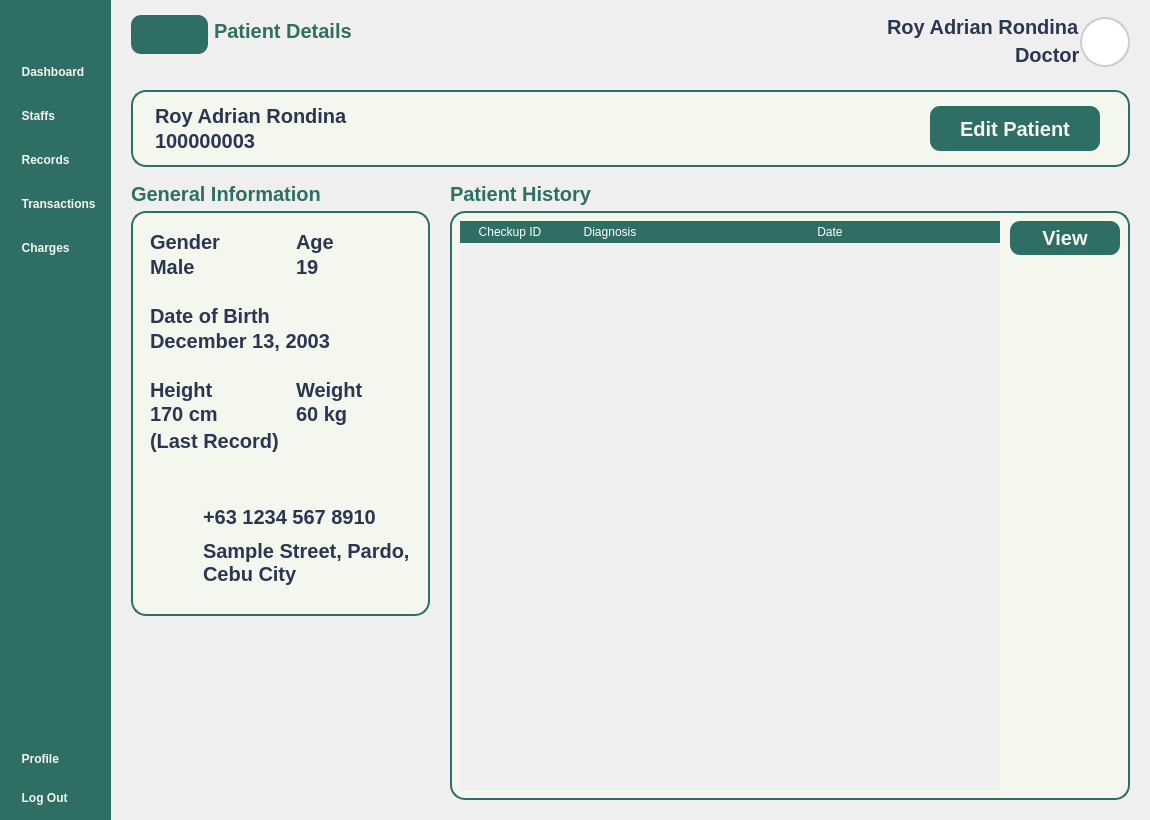
VinsmokeSanji69/COVACHA_CLINIC_SYSTEM, file Views/Doctor_PatientDetailsView.ui: the form before one commit.
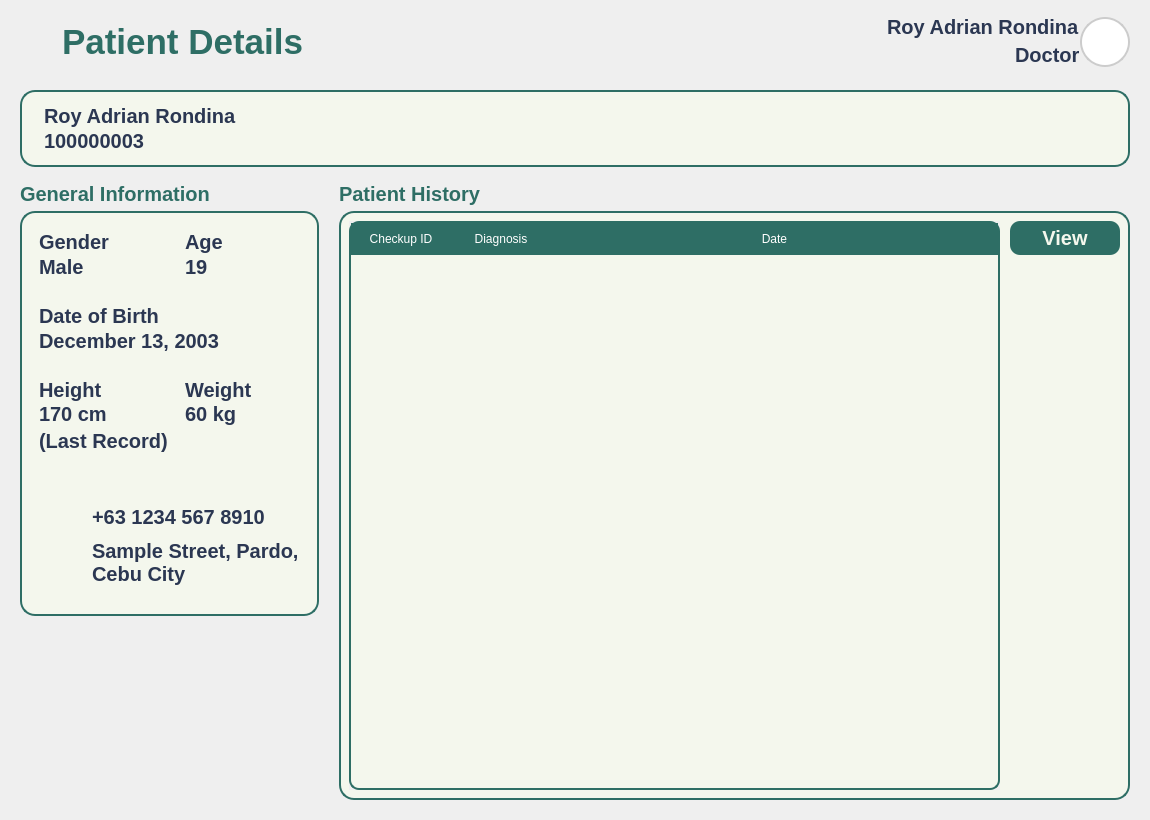
The form after the commit. Icons and pictures are not drawn.

Diff of the .ui file:
```diff
--- a/Views/Doctor_PatientDetailsView.ui
+++ b/Views/Doctor_PatientDetailsView.ui
@@ -81,286 +81,6 @@
     <property name="bottomMargin">
      <number>0</number>
     </property>
-    <item>
-     <widget class="QWidget" name="NavBar" native="true">
-      <property name="enabled">
-       <bool>true</bool>
-      </property>
-      <property name="sizePolicy">
-       <sizepolicy hsizetype="Fixed" vsizetype="Expanding">
-        <horstretch>0</horstretch>
-        <verstretch>0</verstretch>
-       </sizepolicy>
-      </property>
-      <property name="minimumSize">
-       <size>
-        <width>0</width>
-        <height>0</height>
-       </size>
-      </property>
-      <property name="maximumSize">
-       <size>
-        <width>16777215</width>
-        <height>16777215</height>
-       </size>
-      </property>
-      <property name="autoFillBackground">
-       <bool>false</bool>
-      </property>
-      <property name="styleSheet">
-       <string notr="true"/>
-      </property>
-      <layout class="QVBoxLayout" name="verticalLayout">
-       <property name="leftMargin">
-        <number>10</number>
-       </property>
-       <property name="topMargin">
-        <number>10</number>
-       </property>
-       <property name="rightMargin">
-        <number>10</number>
-       </property>
-       <property name="bottomMargin">
-        <number>10</number>
-       </property>
-       <item>
-        <widget class="QPushButton" name="NavBarButton">
-         <property name="toolTip">
-          <string>View Main Dashboard</string>
-         </property>
-         <property name="styleSheet">
-          <string notr="true">QPushButton {
-	padding: 10px 8px;
-}</string>
-         </property>
-         <property name="text">
-          <string/>
-         </property>
-         <property name="icon">
-          <iconset>
-           <normaloff>:/lucide/icons/align-justify.svg</normaloff>:/lucide/icons/align-justify.svg</iconset>
-         </property>
-         <property name="iconSize">
-          <size>
-           <width>35</width>
-           <height>35</height>
-          </size>
-         </property>
-        </widget>
-       </item>
-       <item>
-        <spacer name="verticalSpacer_2">
-         <property name="orientation">
-          <enum>Qt::Vertical</enum>
-         </property>
-         <property name="sizeType">
-          <enum>QSizePolicy::Preferred</enum>
-         </property>
-         <property name="sizeHint" stdset="0">
-          <size>
-           <width>10</width>
-           <height>10</height>
-          </size>
-         </property>
-        </spacer>
-       </item>
-       <item>
-        <layout class="QVBoxLayout" name="MainButtons">
-         <property name="spacing">
-          <number>20</number>
-         </property>
-         <property name="sizeConstraint">
-          <enum>QLayout::SetNoConstraint</enum>
-         </property>
-         <item>
-          <widget class="QPushButton" name="DashboardButton">
-           <property name="toolTip">
-            <string>View Main Dashboard</string>
-           </property>
-           <property name="styleSheet">
-            <string notr="true"/>
-           </property>
-           <property name="text">
-            <string>  Dashboard</string>
-           </property>
-           <property name="icon">
-            <iconset>
-             <normaloff>:/lucide/icons/layout-dashboard.svg</normaloff>:/lucide/icons/layout-dashboard.svg</iconset>
-           </property>
-           <property name="iconSize">
-            <size>
-             <width>40</width>
-             <height>40</height>
-            </size>
-           </property>
-          </widget>
-         </item>
-         <item>
-          <widget class="QPushButton" name="StaffsButton">
-           <property name="toolTip">
-            <string>View Staff Record</string>
-           </property>
-           <property name="styleSheet">
-            <string notr="true"/>
-           </property>
-           <property name="text">
-            <string>  Staffs</string>
-           </property>
-           <property name="icon">
-            <iconset>
-             <normaloff>:/lucide/icons/user-round-pen.svg</normaloff>:/lucide/icons/user-round-pen.svg</iconset>
-           </property>
-           <property name="iconSize">
-            <size>
-             <width>40</width>
-             <height>40</height>
-            </size>
-           </property>
-          </widget>
-         </item>
-         <item>
-          <widget class="QPushButton" name="PatientsButton">
-           <property name="toolTip">
-            <string>View Patient Record</string>
-           </property>
-           <property name="styleSheet">
-            <string notr="true">QPushButton{
-	font: 900 20pt &quot;Satoshi Black&quot;;	
-}
-</string>
-           </property>
-           <property name="text">
-            <string>  Records</string>
-           </property>
-           <property name="icon">
-            <iconset>
-             <normaloff>:/lucide/icons/file-text.svg</normaloff>:/lucide/icons/file-text.svg</iconset>
-           </property>
-           <property name="iconSize">
-            <size>
-             <width>40</width>
-             <height>40</height>
-            </size>
-           </property>
-          </widget>
-         </item>
-         <item>
-          <widget class="QPushButton" name="TransactionsButton">
-           <property name="toolTip">
-            <string>View Transactions </string>
-           </property>
-           <property name="styleSheet">
-            <string notr="true"/>
-           </property>
-           <property name="text">
-            <string>  Transactions</string>
-           </property>
-           <property name="icon">
-            <iconset>
-             <normaloff>:/lucide/icons/tickets.svg</normaloff>:/lucide/icons/tickets.svg</iconset>
-           </property>
-           <property name="iconSize">
-            <size>
-             <width>40</width>
-             <height>40</height>
-            </size>
-           </property>
-          </widget>
-         </item>
-         <item>
-          <widget class="QPushButton" name="ChargesButton">
-           <property name="toolTip">
-            <string>View Reports and Overviews</string>
-           </property>
-           <property name="styleSheet">
-            <string notr="true"/>
-           </property>
-           <property name="text">
-            <string>  Charges</string>
-           </property>
-           <property name="icon">
-            <iconset>
-             <normaloff>:/lucide/icons/hand-coins.svg</normaloff>:/lucide/icons/hand-coins.svg</iconset>
-           </property>
-           <property name="iconSize">
-            <size>
-             <width>40</width>
-             <height>40</height>
-            </size>
-           </property>
-          </widget>
-         </item>
-        </layout>
-       </item>
-       <item>
-        <spacer name="verticalSpacer">
-         <property name="orientation">
-          <enum>Qt::Vertical</enum>
-         </property>
-         <property name="sizeHint" stdset="0">
-          <size>
-           <width>20</width>
-           <height>40</height>
-          </size>
-         </property>
-        </spacer>
-       </item>
-       <item>
-        <layout class="QVBoxLayout" name="SettingButtons">
-         <property name="spacing">
-          <number>15</number>
-         </property>
-         <item>
-          <widget class="QPushButton" name="ProfileButton">
-           <property name="toolTip">
-            <string>View Profile Settings</string>
-           </property>
-           <property name="styleSheet">
-            <string notr="true"/>
-           </property>
-           <property name="text">
-            <string>  Profile</string>
-           </property>
-           <property name="icon">
-            <iconset>
-             <normaloff>:/lucide/icons/user-round-cog.svg</normaloff>:/lucide/icons/user-round-cog.svg</iconset>
-           </property>
-           <property name="iconSize">
-            <size>
-             <width>40</width>
-             <height>40</height>
-            </size>
-           </property>
-          </widget>
-         </item>
-         <item alignment="Qt::AlignVCenter">
-          <widget class="QPushButton" name="LogOutButton">
-           <property name="toolTip">
-            <string>Log Out from your Account</string>
-           </property>
-           <property name="styleSheet">
-            <string notr="true"/>
-           </property>
-           <property name="text">
-            <string>  Log Out</string>
-           </property>
-           <property name="icon">
-            <iconset>
-             <normaloff>:/lucide/icons/log-out.svg</normaloff>:/lucide/icons/log-out.svg</iconset>
-           </property>
-           <property name="iconSize">
-            <size>
-             <width>40</width>
-             <height>40</height>
-            </size>
-           </property>
-          </widget>
-         </item>
-        </layout>
-       </item>
-      </layout>
-     </widget>
-    </item>
     <item>
      <widget class="QFrame" name="MainBodyContainer">
       <property name="enabled">
@@ -421,7 +141,7 @@
        <property name="bottomMargin">
         <number>0</number>
        </property>
-       <item alignment="Qt::AlignTop">
+       <item>
         <widget class="QFrame" name="Header">
          <property name="sizePolicy">
           <sizepolicy hsizetype="Expanding" vsizetype="Expanding">
@@ -466,8 +186,77 @@
           <property name="bottomMargin">
            <number>0</number>
           </property>
+          <item>
+           <widget class="QPushButton" name="BackButton">
+            <property name="sizePolicy">
+             <sizepolicy hsizetype="Maximum" vsizetype="Fixed">
+              <horstretch>0</horstretch>
+              <verstretch>0</verstretch>
+             </sizepolicy>
+            </property>
+            <property name="styleSheet">
+             <string notr="true"/>
+            </property>
+            <property name="text">
+             <string/>
+            </property>
+            <property name="icon">
+             <iconset resource="../Images/resources.qrc">
+              <normaloff>:/icons/icons/circle-arrow-left.svg</normaloff>:/icons/icons/circle-arrow-left.svg</iconset>
+            </property>
+            <property name="iconSize">
+             <size>
+              <width>40</width>
+              <height>40</height>
+             </size>
+            </property>
+           </widget>
+          </item>
+          <item alignment="Qt::AlignVCenter">
+           <widget class="QLabel" name="InterfaceTitle">
+            <property name="enabled">
+             <bool>true</bool>
+            </property>
+            <property name="sizePolicy">
+             <sizepolicy hsizetype="Preferred" vsizetype="Minimum">
+              <horstretch>0</horstretch>
+              <verstretch>0</verstretch>
+             </sizepolicy>
+            </property>
+            <property name="minimumSize">
+             <size>
+              <width>0</width>
+              <height>0</height>
+             </size>
+            </property>
+            <property name="maximumSize">
+             <size>
+              <width>16777215</width>
+              <height>16777215</height>
+             </size>
+            </property>
+            <property name="text">
+             <string>Patient Details</string>
+            </property>
+            <property name="textFormat">
+             <enum>Qt::PlainText</enum>
+            </property>
+            <property name="alignment">
+             <set>Qt::AlignLeading</set>
+            </property>
+            <property name="wordWrap">
+             <bool>true</bool>
+            </property>
+           </widget>
+          </item>
           <item alignment="Qt::AlignTop">
            <widget class="QWidget" name="BackButtonCon" native="true">
+            <property name="sizePolicy">
+             <sizepolicy hsizetype="Preferred" vsizetype="Expanding">
+              <horstretch>0</horstretch>
+              <verstretch>0</verstretch>
+             </sizepolicy>
+            </property>
             <property name="styleSheet">
              <string notr="true">#Title{
 	font: 700 22pt &quot;Lexend&quot;;
@@ -481,7 +270,7 @@
 }
 </string>
             </property>
-            <layout class="QHBoxLayout" name="horizontalLayout" stretch="0,0">
+            <layout class="QHBoxLayout" name="horizontalLayout" stretch="">
              <property name="spacing">
               <number>6</number>
              </property>
@@ -497,105 +286,6 @@
              <property name="bottomMargin">
               <number>0</number>
              </property>
-             <item alignment="Qt::AlignLeft">
-              <widget class="QPushButton" name="BackButton">
-               <property name="styleSheet">
-                <string notr="true">QPushButton {
-	font: 900 10pt &quot;Satoshi Black&quot;;
-	background-color: #2E6E65;
- 	border-radius: 10px;
-	font-weight: bold;	
-	font-size: 25px;
-	color: #F4F7ED;
-	text-align: left;
-	padding: 5px 5px;
-}</string>
-               </property>
-               <property name="text">
-                <string/>
-               </property>
-               <property name="icon">
-                <iconset>
-                 <normaloff>:/lucide/icons/arrow-left.svg</normaloff>:/lucide/icons/arrow-left.svg</iconset>
-               </property>
-               <property name="iconSize">
-                <size>
-                 <width>40</width>
-                 <height>40</height>
-                </size>
-               </property>
-              </widget>
-             </item>
-             <item alignment="Qt::AlignVCenter">
-              <widget class="QWidget" name="widget" native="true">
-               <property name="sizePolicy">
-                <sizepolicy hsizetype="Expanding" vsizetype="Fixed">
-                 <horstretch>0</horstretch>
-                 <verstretch>0</verstretch>
-                </sizepolicy>
-               </property>
-               <property name="maximumSize">
-                <size>
-                 <width>16777215</width>
-                 <height>16777215</height>
-                </size>
-               </property>
-               <layout class="QVBoxLayout" name="verticalLayout_5">
-                <property name="spacing">
-                 <number>0</number>
-                </property>
-                <property name="leftMargin">
-                 <number>0</number>
-                </property>
-                <property name="topMargin">
-                 <number>0</number>
-                </property>
-                <property name="rightMargin">
-                 <number>0</number>
-                </property>
-                <property name="bottomMargin">
-                 <number>0</number>
-                </property>
-                <item alignment="Qt::AlignTop">
-                 <widget class="QLabel" name="Title">
-                  <property name="enabled">
-                   <bool>true</bool>
-                  </property>
-                  <property name="sizePolicy">
-                   <sizepolicy hsizetype="Preferred" vsizetype="Expanding">
-                    <horstretch>0</horstretch>
-                    <verstretch>0</verstretch>
-                   </sizepolicy>
-                  </property>
-                  <property name="minimumSize">
-                   <size>
-                    <width>0</width>
-                    <height>30</height>
-                   </size>
-                  </property>
-                  <property name="maximumSize">
-                   <size>
-                    <width>16777215</width>
-                    <height>30</height>
-                   </size>
-                  </property>
-                  <property name="text">
-                   <string>Patient Details</string>
-                  </property>
-                  <property name="textFormat">
-                   <enum>Qt::PlainText</enum>
-                  </property>
-                  <property name="alignment">
-                   <set>Qt::AlignLeading</set>
-                  </property>
-                  <property name="wordWrap">
-                   <bool>true</bool>
-                  </property>
-                 </widget>
-                </item>
-               </layout>
-              </widget>
-             </item>
             </layout>
            </widget>
           </item>
@@ -820,61 +510,6 @@
                   </layout>
                  </widget>
                 </item>
-                <item alignment="Qt::AlignRight">
-                 <widget class="QWidget" name="widget_5" native="true">
-                  <layout class="QVBoxLayout" name="verticalLayout_8">
-                   <property name="rightMargin">
-                    <number>15</number>
-                   </property>
-                   <item>
-                    <widget class="QPushButton" name="EditPatientButton">
-                     <property name="sizePolicy">
-                      <sizepolicy hsizetype="Expanding" vsizetype="Preferred">
-                       <horstretch>0</horstretch>
-                       <verstretch>0</verstretch>
-                      </sizepolicy>
-                     </property>
-                     <property name="minimumSize">
-                      <size>
-                       <width>0</width>
-                       <height>45</height>
-                      </size>
-                     </property>
-                     <property name="maximumSize">
-                      <size>
-                       <width>250</width>
-                       <height>45</height>
-                      </size>
-                     </property>
-                     <property name="styleSheet">
-                      <string notr="true">QPushButton {
-	font: 900 10pt &quot;Satoshi Black&quot;;
-	background-color:  #2E6E65;
-	border-radius: 10px;
-	font-weight: bold;	
-	font-size: 20px;
-	color: #F4F7ED;
-	padding: 5px 30px;
-}</string>
-                     </property>
-                     <property name="text">
-                      <string>Edit Patient</string>
-                     </property>
-                     <property name="icon">
-                      <iconset>
-                       <normaloff>:/lucide/icons/square-pen.svg</normaloff>:/lucide/icons/square-pen.svg</iconset>
-                     </property>
-                     <property name="iconSize">
-                      <size>
-                       <width>30</width>
-                       <height>30</height>
-                      </size>
-                     </property>
-                    </widget>
-                   </item>
-                  </layout>
-                 </widget>
-                </item>
                </layout>
               </widget>
              </item>
@@ -1456,7 +1091,7 @@
                           <rect>
                            <x>0</x>
                            <y>0</y>
-                           <width>396</width>
+                           <width>617</width>
                            <height>559</height>
                           </rect>
                          </property>
@@ -1480,14 +1115,14 @@
                            <widget class="QTableWidget" name="TransactionTable">
                             <property name="styleSheet">
                              <string notr="true">QTableWidget {
-	background-color: #f0f0f0;
+	background-color: #F4F7ED;
 	gridline-color: transparent;
 	border-radius: 10px;
+	border: 2px solid #2E6E65;
 }
 QTableWidget::item {
 	border: none;
-	font:500 16pt &quot;Satoshi&quot;;
-	color: #2B3752;
+	font: 16pt &quot;Lexend&quot;;
 }
 QTableWidget::item:selected {
 	background-color: rgba(46, 110, 101, 0.3);
@@ -1495,7 +1130,8 @@
 QTableWidget QHeaderView::section {
 	background-color: #2E6E65;
 	color: white;
-	font: 700 15pt &quot;Satoshi&quot;;
+	padding: 5px;
+	font: 18px &quot;Lexend Medium&quot;;
 	border: 2px solid #2E6E65;
 }</string>
                             </property>
```
Left out of the diff: 2 changed lines with no effect on the pictures.
